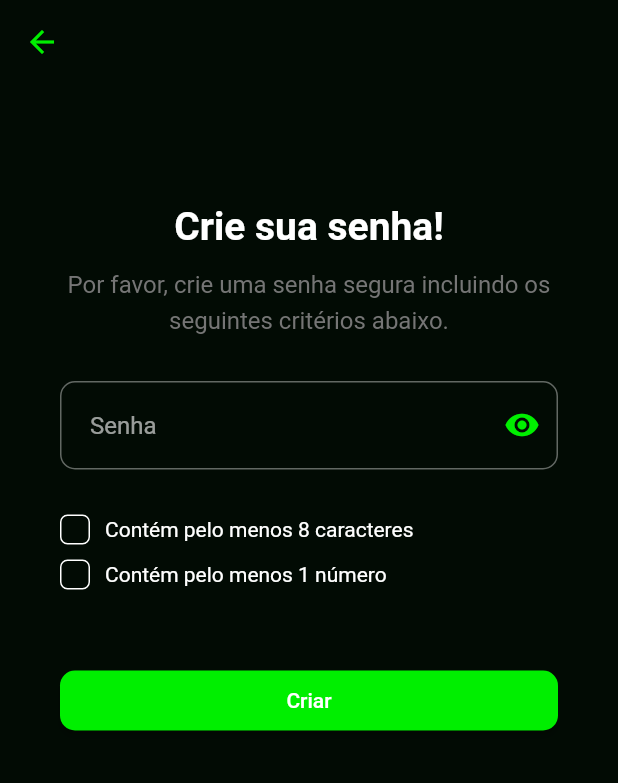
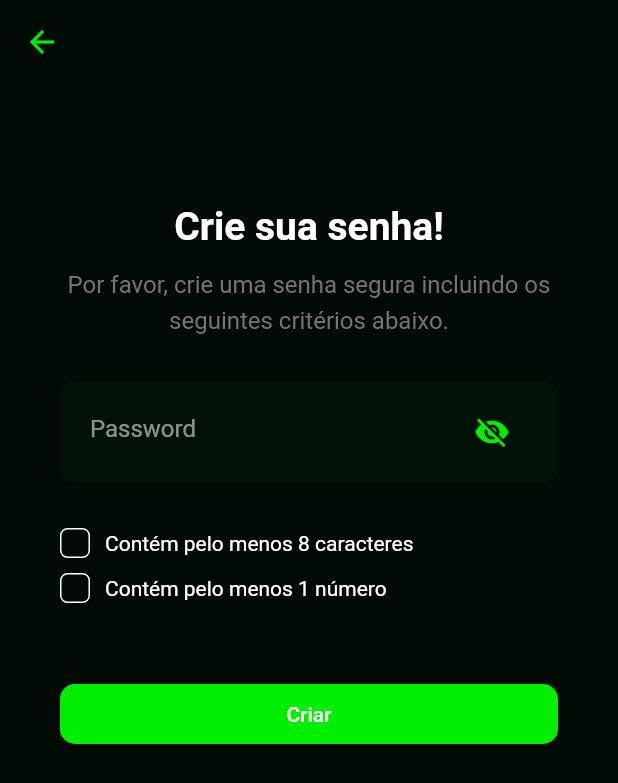
Before and after one commit to JFmaia/my-weed, a Flutter app: the PassawordPage screen opened by its route, on a phone screen of 412 x 824 dp. Shown: the top 783 px of the screen. Run offline on Flutter 3.47's test engine with Material 2 defaults, Android fonts, the phone set to English and light mode, and no system bars; our stand-ins replace flutter_mobx, mobx; missing offline and left inert: animated_card; generated files the repository leaves out were written again.

Commit message:
Modificando os espaço de digitação da senha.

```diff
--- a/myweed/lib/modules/register/password_page.dart
+++ b/myweed/lib/modules/register/password_page.dart
@@ -52,42 +52,38 @@ class PassawordPage extends StatelessWidget {
                     fontSize: 16, height: 1.5, color: Colors.grey.shade600),
               ),
               SizedBox(height: 30),
-              TextField(
+              Container(
+                decoration: BoxDecoration(
+                  borderRadius: BorderRadius.circular(10),
+                  color: AppColors.grey,
+                ),
+                padding:
+                    const EdgeInsets.symmetric(vertical: 10, horizontal: 20),
+                child: Observer(
+                  builder: (context) => TextField(
                     onChanged: (password) =>
                         _controller.onPasswordChanged(password),
                     obscureText: !_controller.isVisible,
                     decoration: InputDecoration(
-                  //Icone de visualizar a senha.
+                      border: InputBorder.none,
+                      hintText: "Password",
+                      hintStyle: TextStyle(color: Colors.white54),
                       suffixIcon: GestureDetector(
                         child: _controller.isVisible
                             ? Icon(
-                            Icons.visibility,
+                                Icons.visibility_off,
                                 color: AppColors.secundary,
                               )
                             : Icon(
-                            Icons.visibility_off,
+                                Icons.visibility,
                                 color: AppColors.secundary,
                               ),
                         onTap: () {
-                      _controller.isVisible = !_controller.isVisible;
+                          _controller.setVisible(!_controller.isVisible);
                         },
-                    //Mudando o estado do icone de visualização da senha.
                       ),
-                  //Forma da caixa de texto e cor.
-                  border: OutlineInputBorder(
-                    borderSide: BorderSide(color: Colors.black),
-                    borderRadius: BorderRadius.circular(10),
                     ),
-                  //Forma da caixa de texto e cor, depois de selecionada.
-                  focusedBorder: OutlineInputBorder(
-                    borderRadius: BorderRadius.circular(10),
-                    borderSide: BorderSide(color: AppColors.secundary),
                   ),
-                  //Texto que fica antes da digitação.
-                  hintText: "Senha",
-                  //Distancia dentro da caixa de entrada de texto.
-                  contentPadding:
-                      EdgeInsets.symmetric(horizontal: 20, vertical: 20),
                 ),
               ),
               SizedBox(
```
Lines whose indentation alone changed are shown as unchanged.
